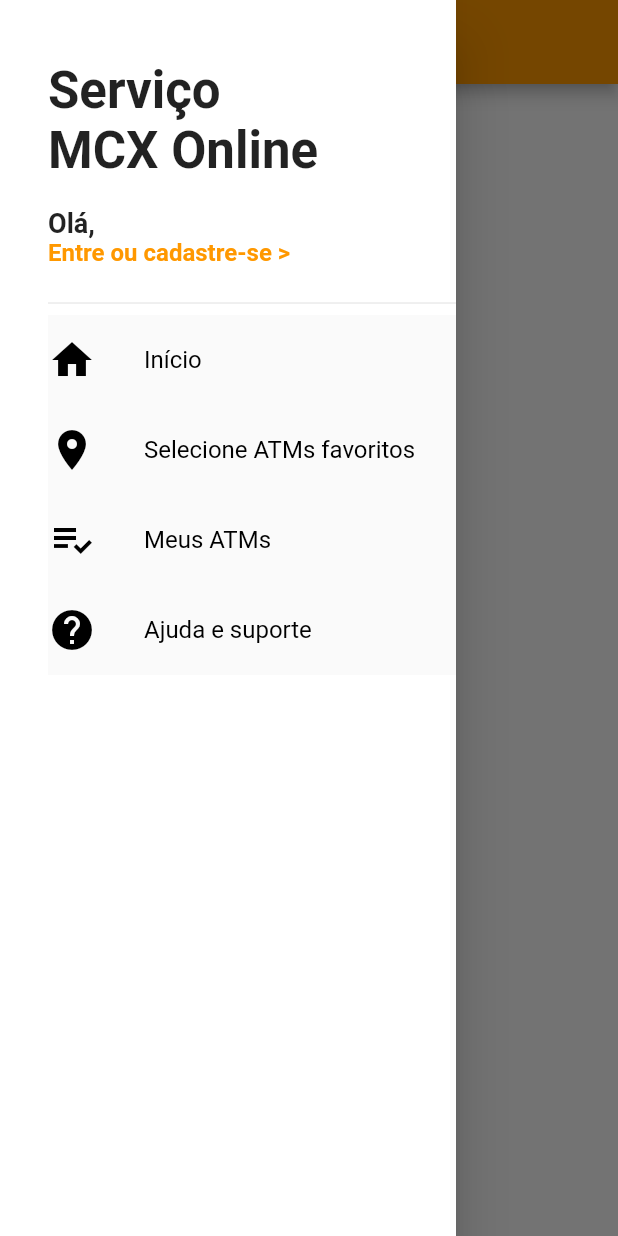
After one commit to duanswer/MCX-online, a Flutter app: the HomeSreen screen opened directly, with the side drawer open, on a phone screen of 412 x 824 dp. The commit adds this screen. Run offline on Flutter 3.47's test engine with Material 2 defaults, Android fonts, the phone set to English and light mode, and no system bars.

Commit message:
Drawer and listviews completed successfully

```diff
--- a/lib/ui/screens/home_screen.dart
+++ b/lib/ui/screens/home_screen.dart
@@ -1,4 +1,5 @@
 import 'package:atm_online/ui/tabs/homePage.dart';
+import 'package:atm_online/ui/tabs/widgets/custom_drawer.dart';
 import 'package:flutter/material.dart';
 
 class HomeSreen extends StatelessWidget {
@@ -10,6 +11,14 @@ class HomeSreen extends StatelessWidget {
       physics: NeverScrollableScrollPhysics(),
       children: <Widget>[
         Scaffold(
+          appBar: AppBar(
+            title: Text(
+              "MCX Online",
+              style: TextStyle(fontSize: 24, fontWeight: FontWeight.normal),
+            ),
+            centerTitle: true,
+            backgroundColor: Colors.orange,
+          ),
           body: HomePage(),
           drawer: CustomDrawer(),
         )
--- a/lib/ui/tabs/IntroPage.dart
+++ b/lib/ui/tabs/IntroPage.dart
@@ -61,7 +61,7 @@ class _IntroPageState extends State<IntroPage> {
                   fontWeight: FontWeight.bold),
             ),
             Text(
-              "é um aplicativo que lhe permite ver todos os ATMs/do território angolano",
+              "é um aplicativo que lhe permite ver todos os ATMs\ndo território angolano",
               style:
                   TextStyle(fontSize: 18.0, color: Colors.white, height: 1.5),
               textAlign: TextAlign.center,
--- a/lib/ui/tabs/homePage.dart
+++ b/lib/ui/tabs/homePage.dart
@@ -8,15 +8,6 @@ class HomePage extends StatefulWidget {
 class _HomePageState extends State<HomePage> {
   @override
   Widget build(BuildContext context) {
-    return Scaffold(
-      appBar: AppBar(
-        title: Text(
-          "Multicaixa Online",
-          style: TextStyle(fontSize: 22),
-        ),
-        backgroundColor: Colors.orange,
-        centerTitle: true,
-      ),
-    );
+    return Scaffold();
   }
 }
--- /dev/null
+++ b/lib/ui/tabs/tiles/drawer_tile.dart
@@ -0,0 +1,32 @@
+import 'package:flutter/material.dart';
+
+class DrawerTile extends StatelessWidget {
+  final IconData icon;
+  final String text;
+  DrawerTile(this.icon, this.text);
+  @override
+  Widget build(BuildContext context) {
+    return Material(
+      child: InkWell(
+        onTap: () {},
+        child: Container(
+          height: 60,
+          child: Row(
+            children: <Widget>[
+              Icon(
+                icon,
+                size: 32,
+                color: Colors.black,
+              ),
+              SizedBox(width: 32),
+              Text(
+                text,
+                style: TextStyle(fontSize: 16, color: Colors.black),
+              )
+            ],
+          ),
+        ),
+      ),
+    );
+  }
+}
--- /dev/null
+++ b/lib/ui/tabs/widgets/custom_drawer.dart
@@ -0,0 +1,80 @@
+import 'package:atm_online/ui/tabs/tiles/drawer_tile.dart';
+import 'package:flutter/material.dart';
+
+class CustomDrawer extends StatefulWidget {
+  @override
+  _CustomDrawerState createState() => _CustomDrawerState();
+}
+
+class _CustomDrawerState extends State<CustomDrawer> {
+  @override
+  Widget build(BuildContext context) {
+    Widget _buildDrawerBack() => Container(
+          decoration: BoxDecoration(
+              gradient: LinearGradient(colors: [
+            Color.fromARGB(255, 255, 255, 255),
+            Color.fromARGB(255, 255, 255, 255)
+          ], begin: Alignment.topCenter, end: Alignment.bottomCenter)),
+        );
+    return Drawer(
+      child: Stack(
+        children: <Widget>[
+          _buildDrawerBack(),
+          ListView(
+            padding: EdgeInsets.only(left: 32, top: 16),
+            children: <Widget>[
+              Container(
+                margin: EdgeInsets.only(bottom: 8),
+                padding: EdgeInsets.fromLTRB(0, 16, 16, 8),
+                height: 170,
+                child: Stack(
+                  children: <Widget>[
+                    Positioned(
+                      top: 8,
+                      left: 0,
+                      child: Text(
+                        "Serviço\nMCX Online",
+                        style: TextStyle(
+                          fontSize: 34,
+                          fontWeight: FontWeight.bold,
+                        ),
+                      ),
+                    ),
+                    Positioned(
+                        left: 0,
+                        bottom: 0,
+                        child: Column(
+                          crossAxisAlignment: CrossAxisAlignment.start,
+                          children: <Widget>[
+                            Text("Olá,",
+                                style: TextStyle(
+                                  fontSize: 18,
+                                  fontWeight: FontWeight.bold,
+                                )),
+                            GestureDetector(
+                              child: Text(
+                                "Entre ou cadastre-se >",
+                                style: TextStyle(
+                                    color: Colors.orange,
+                                    fontSize: 16,
+                                    fontWeight: FontWeight.bold),
+                              ),
+                              onTap: () {},
+                            )
+                          ],
+                        ))
+                  ],
+                ),
+              ),
+              Divider(),
+              DrawerTile(Icons.home, "Início"),
+              DrawerTile(Icons.location_on, "Selecione ATMs favoritos"),
+              DrawerTile(Icons.playlist_add_check, "Meus ATMs"),
+              DrawerTile(Icons.help, "Ajuda e suporte")
+            ],
+          )
+        ],
+      ),
+    );
+  }
+}
```
Also changed, not shown: 1 other file.
